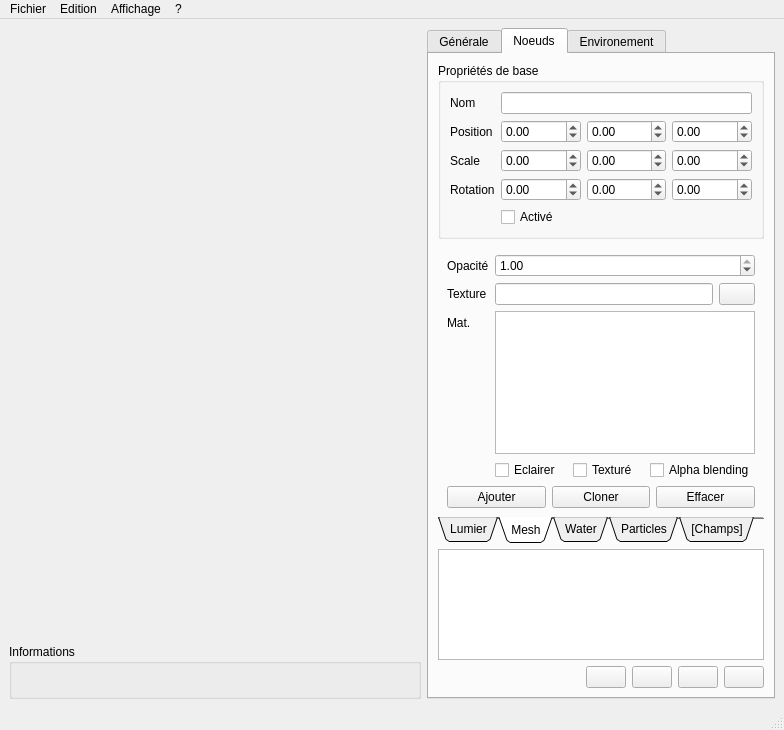
Old version of the form sources/interface.ui in the repository b4n92uid/theball-editor.
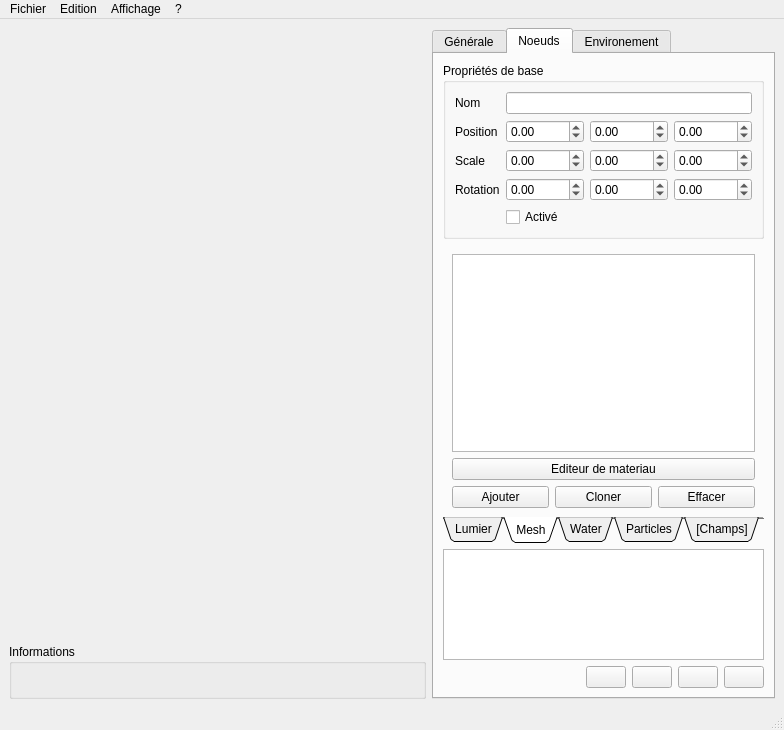
New version of the form. Icons and pictures are not drawn. Custom widgets are drawn as their Qt base class.

Commit message: 2 Changes... Add: new dialog box for material editing Fix: Node deleting from QTBEngine class

Diff of the .ui file:
```diff
--- a/sources/interface.ui
+++ b/sources/interface.ui
@@ -597,100 +597,14 @@
            </attribute>
            <layout class="QVBoxLayout" name="verticalLayout_10">
             <item>
-             <layout class="QFormLayout" name="formLayout_9">
-              <property name="fieldGrowthPolicy">
-               <enum>QFormLayout::AllNonFixedFieldsGrow</enum>
-              </property>
-              <item row="1" column="0">
-               <widget class="QLabel" name="label_36">
-                <property name="text">
-                 <string>Opacité</string>
-                </property>
-               </widget>
+             <layout class="QVBoxLayout" name="verticalLayout_11">
+              <item>
+               <widget class="QListView" name="node_mesh_materials"/>
               </item>
-              <item row="1" column="1">
-               <widget class="QDoubleSpinBox" name="node_mesh_opacity">
-                <property name="maximum">
-                 <double>1.000000000000000</double>
-                </property>
-                <property name="singleStep">
-                 <double>0.100000000000000</double>
-                </property>
-                <property name="value">
-                 <double>1.000000000000000</double>
-                </property>
-               </widget>
-              </item>
-              <item row="3" column="1">
-               <widget class="QListView" name="node_mesh_materials">
-                <property name="sizePolicy">
-                 <sizepolicy hsizetype="Expanding" vsizetype="Ignored">
-                  <horstretch>0</horstretch>
-                  <verstretch>1</verstretch>
-                 </sizepolicy>
-                </property>
-               </widget>
-              </item>
-              <item row="4" column="1">
-               <layout class="QHBoxLayout" name="horizontalLayout_34">
-                <item>
-                 <widget class="QCheckBox" name="node_mesh_lighted">
-                  <property name="text">
-                   <string>Eclairer</string>
-                  </property>
-                 </widget>
-                </item>
-                <item>
-                 <widget class="QCheckBox" name="node_mesh_textured">
-                  <property name="text">
-                   <string>Texturé</string>
-                  </property>
-                 </widget>
-                </item>
-                <item>
-                 <widget class="QCheckBox" name="node_mesh_alphablend">
-                  <property name="text">
-                   <string>Alpha blending</string>
-                  </property>
-                 </widget>
-                </item>
-               </layout>
-              </item>
-              <item row="2" column="1">
-               <layout class="QHBoxLayout" name="horizontalLayout_31" stretch="6,1">
-                <item>
-                 <widget class="QLineEdit" name="node_mesh_texture"/>
-                </item>
-                <item>
-                 <widget class="QPushButton" name="node_mesh_texture_browse">
-                  <property name="sizePolicy">
-                   <sizepolicy hsizetype="Ignored" vsizetype="Fixed">
-                    <horstretch>0</horstretch>
-                    <verstretch>0</verstretch>
-                   </sizepolicy>
-                  </property>
-                  <property name="text">
-                   <string/>
-                  </property>
-                  <property name="icon">
-                   <iconset resource="ressource.qrc">
-                    <normaloff>:/Icons/icons/explore.png</normaloff>:/Icons/icons/explore.png</iconset>
-                  </property>
-                 </widget>
-                </item>
-               </layout>
-              </item>
-              <item row="2" column="0">
-               <widget class="QLabel" name="label_34">
+              <item>
+               <widget class="QPushButton" name="node_mesh_editmat">
                 <property name="text">
-                 <string>Texture</string>
-                </property>
-               </widget>
-              </item>
-              <item row="3" column="0">
-               <widget class="QLabel" name="label_35">
-                <property name="text">
-                 <string>Mat.</string>
+                 <string>Editeur de materiau</string>
                 </property>
                </widget>
               </item>
```
Left out of the diff: 2 changed lines with no effect on the pictures. The commit also changes 8 other files.
